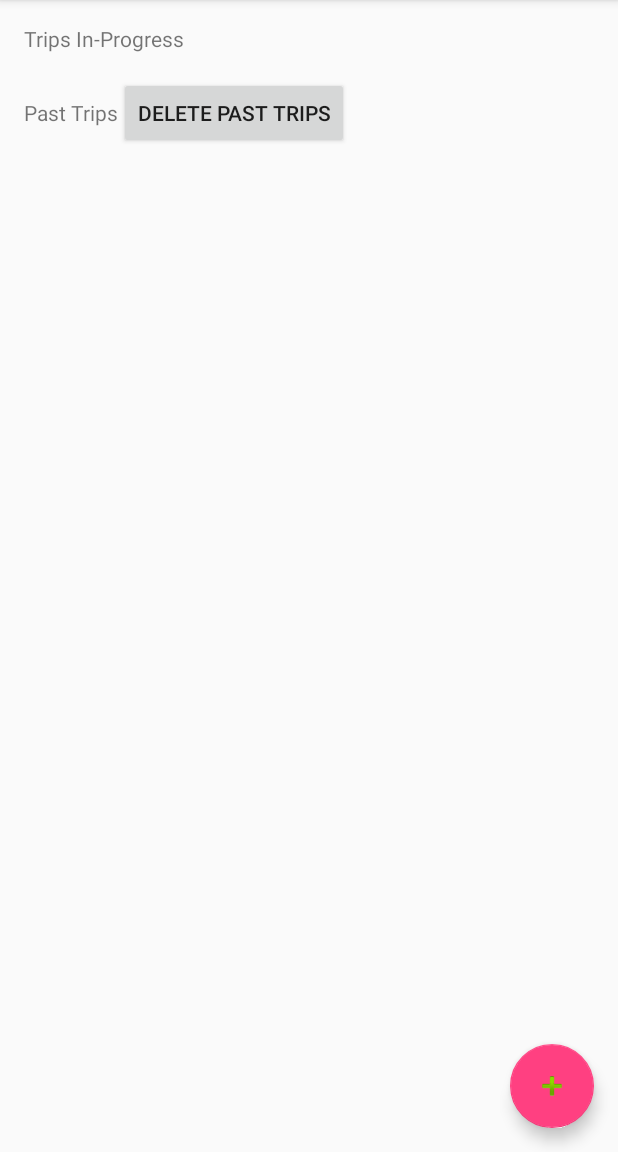
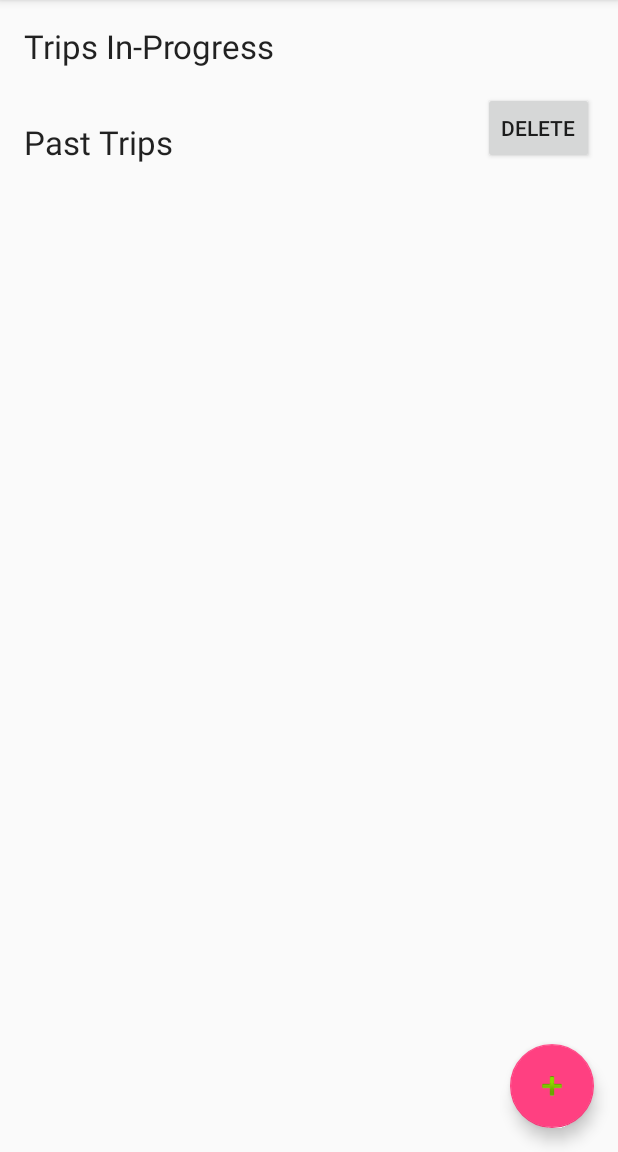
Before and after one commit to awswenson/OnTheDot, an Android app: the DashboardActivity screen opened directly, with no data from a screen before it, on a phone screen of 412 x 824 dp, the part 84-1236 px from its top. Run offline under Robolectric (Android 15) with nearby library versions, the phone set to English and light mode, and no system bars; libraries missing offline, so code that uses them is left out: com.facebook; 6 statements that could not run were skipped.

Commit message:
Finished creating a DisplayAdapter for displaying trips on the dashboard

```diff
--- a/app/src/main/AndroidManifest.xml
+++ b/app/src/main/AndroidManifest.xml
@@ -56,10 +56,6 @@
             android:name="com.google.android.geo.API_KEY"
             android:value="@string/google_maps_key" />
 
-        <activity
-            android:name=".MapsActivity"
-            android:label="@string/title_activity_maps">
-		</activity>
     </application>
 
 </manifest>
--- a/app/src/main/java/cs407/onthedot/DashboardActivity.java
+++ b/app/src/main/java/cs407/onthedot/DashboardActivity.java
@@ -72,6 +72,9 @@ public class DashboardActivity extends AppCompatActivity {
         pastTrips_listView = (ListView) findViewById(R.id.pastTrips_listView);
         pastTripsAdapter = new DashboardAdapter(this, pastTripsList);
         pastTrips_listView.setAdapter(pastTripsAdapter);
+
+        currentTripsAdapter.notifyDataSetChanged();
+        pastTripsAdapter.notifyDataSetChanged();
 
         // Dynamically set the height of the two list views. See ListUtils.setDyamicHeight
         // for documentation
@@ -201,28 +204,29 @@ public class DashboardActivity extends AppCompatActivity {
     public static class ListUtils {
 
         /**
-         * Dynamically sets the height of the
-         * @param listView
+         * Dynamically sets the height of the list view to accommodate two list views.  This should
+         * be called each time after the Adapter.notifyDataSetChanged is called for the
+         * given ListView.
          */
         public static void setDynamicHeight(ListView listView) {
-            ListAdapter listAdapter = listView.getAdapter();
+            DashboardAdapter dashboardAdapter = (DashboardAdapter) listView.getAdapter();
 
             // Check to make sure the adapter is not null
-            if (listAdapter == null) {
+            if (dashboardAdapter == null) {
                 return;
             }
 
             int height = 0;
             int desiredWidth = View.MeasureSpec.makeMeasureSpec(listView.getWidth(), View.MeasureSpec.UNSPECIFIED);
 
-            for (int i = 0; i < listAdapter.getCount(); i++) {
-                View listItem = listAdapter.getView(i, null, listView);
+            for (int i = 0; i < dashboardAdapter.getCount(); i++) {
+                View listItem = dashboardAdapter.getView(i, null, listView);
                 listItem.measure(desiredWidth, View.MeasureSpec.UNSPECIFIED);
                 height += listItem.getMeasuredHeight();
             }
 
             ViewGroup.LayoutParams params = listView.getLayoutParams();
-            params.height = height + (listView.getDividerHeight() * (listAdapter.getCount() - 1));
+            params.height = height + (listView.getDividerHeight() * (dashboardAdapter.getCount() - 1));
             listView.setLayoutParams(params);
             listView.requestLayout();
         }
--- a/app/src/main/java/cs407/onthedot/NewTripActivity.java
+++ b/app/src/main/java/cs407/onthedot/NewTripActivity.java
@@ -59,7 +59,6 @@ public class NewTripActivity extends AppCompatActivity implements NewTripDetails
                                 Log.d("TEST GRAPH API FRIENDS", "ERROR: had trouble parsing JSON");
                             }
 
-
                         }
 
                         // TODO replace the LatLng with the initial location of the device
--- a/app/src/main/res/layout/activity_dashboard.xml
+++ b/app/src/main/res/layout/activity_dashboard.xml
@@ -51,6 +51,7 @@
             android:orientation="vertical" >
 
             <TextView
+                android:textAppearance="?android:attr/textAppearanceLarge"
                 android:layout_width="match_parent"
                 android:layout_height="wrap_content"
                 android:paddingLeft="@dimen/activity_horizontal_margin"
@@ -65,7 +66,7 @@
                 android:layout_height="wrap_content">
             </ListView>
 
-            <LinearLayout
+            <RelativeLayout
                 android:orientation="horizontal"
                 android:layout_width="match_parent"
                 android:layout_height="wrap_content"
@@ -75,22 +76,23 @@
                 android:paddingBottom="@dimen/dashboard_margin_between_lists" >
 
                 <TextView
+                    android:textAppearance="?android:attr/textAppearanceLarge"
                     android:layout_width="wrap_content"
                     android:layout_height="wrap_content"
+                    android:layout_alignParentLeft="true"
+                    android:layout_alignParentBottom="true"
                     android:gravity="center_vertical"
-                    android:text="Past Trips"
-                    android:id="@+id/pastTrips_textView" />
+                    android:text="Past Trips" />
 
                 <Button
                     style="?android:attr/buttonStyleSmall"
                     android:layout_width="wrap_content"
                     android:layout_height="wrap_content"
-                    android:layout_alignBottom="@id/pastTrips_textView"
-                    android:layout_alignTop="@id/pastTrips_textView"
-                    android:text="Delete Past Trips"
+                    android:layout_alignParentRight="true"
+                    android:text="Delete"
                     android:id="@+id/deletePastTrips_button" />
 
-            </LinearLayout>
+            </RelativeLayout>
 
             <ListView
                 android:id="@+id/pastTrips_listView"
```
Also changed, not shown: app/src/main/java/cs407/onthedot/DBHelper.java (+9 -9 lines), app/src/main/java/cs407/onthedot/DashboardAdapter.java (+15 -1 lines), app/src/main/java/cs407/onthedot/MapsActivity.java (deleted, +0 -46 lines), app/src/main/res/layout/activity_maps.xml (deleted, +0 -8 lines).
